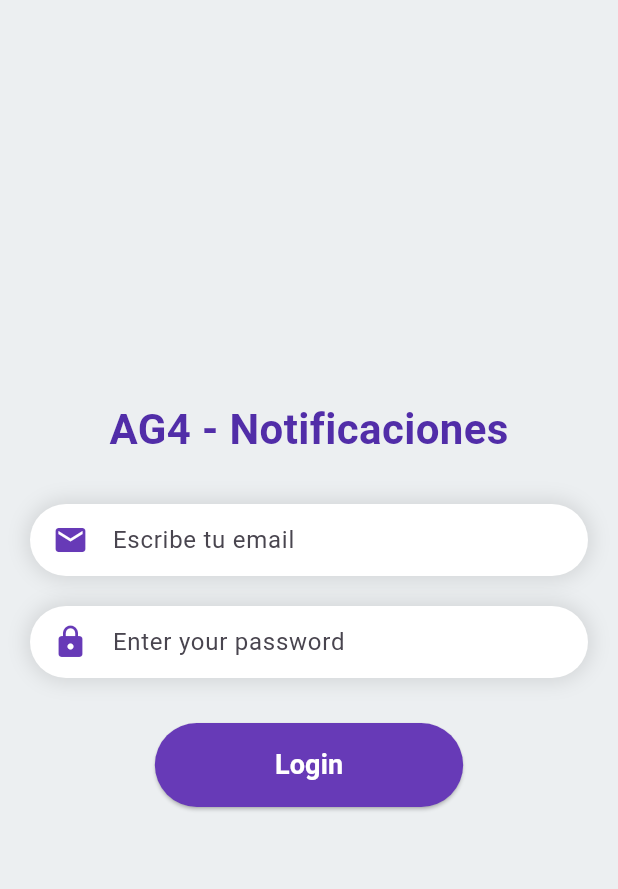
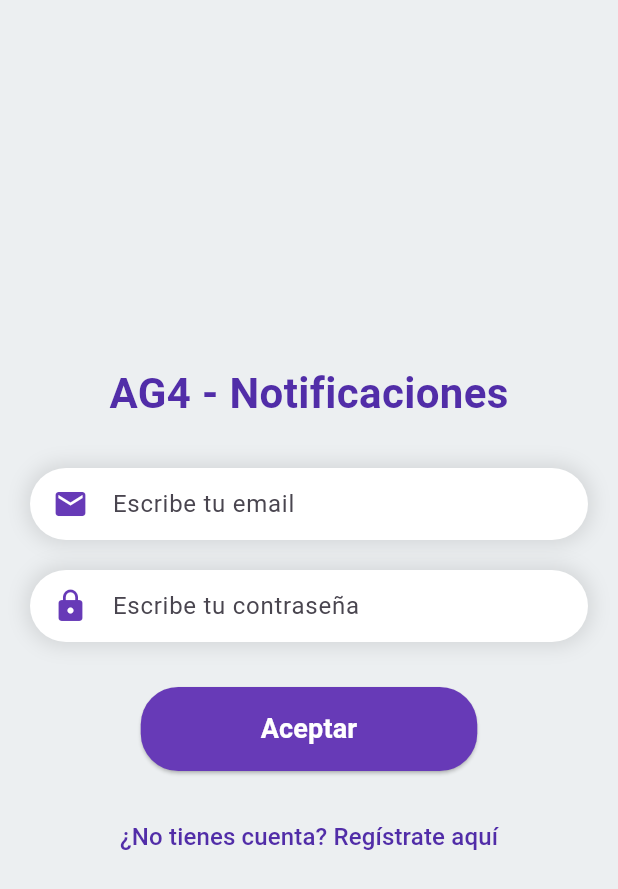
Before and after one commit to DanielCrHdez24/ag4_dma_eq1, a Flutter app: the screen it shows after launch, on a phone screen of 412 x 824 dp. Shown: the top 889 px of the screen. Run offline on Flutter 3.47's test engine with Material 3 defaults, Android fonts, the phone set to English and light mode, and no system bars; our stand-ins replace cloud_firestore, firebase_auth, firebase_core, firebase_messaging, fluttertoast; accounts and stored records are empty.

Commit message:
Update LoginScreen.dart
Se agregó la opción para registrarse

```diff
--- a/lib/LoginScreen.dart
+++ b/lib/LoginScreen.dart
@@ -4,6 +4,7 @@ import 'package:firebase_messaging/firebase_messaging.dart';
 import 'package:flutter/material.dart';
 import 'package:fluttertoast/fluttertoast.dart';
 import 'homScreem.dart';
+import 'Registro.dart'; // Asegúrate de importar la pantalla de registro
 
 class LoginScreen extends StatefulWidget {
   const LoginScreen({super.key});
@@ -71,17 +72,17 @@ class _LoginScreenState extends State<LoginScreen> {
           msg: "Error: $e",
           toastLength: Toast.LENGTH_LONG,
           gravity: ToastGravity.CENTER,
-          backgroundColor: Colors.black87,
+          backgroundColor: Colors.red,
           textColor: Colors.white,
           fontSize: 16.0,
         );
       }
     } else {
       Fluttertoast.showToast(
-        msg: "Provide email and password",
+        msg: "Ingresa correo y contraseña",
         toastLength: Toast.LENGTH_SHORT,
         gravity: ToastGravity.CENTER,
-        backgroundColor: Colors.black87,
+        backgroundColor: Colors.red,
         textColor: Colors.white,
         fontSize: 16.0,
       );
@@ -115,7 +116,7 @@ class _LoginScreenState extends State<LoginScreen> {
                 Container(
                   padding: EdgeInsets.symmetric(horizontal: 15.0),
                   decoration: BoxDecoration(
-                    borderRadius: BorderRadius.circular(30),
+                    borderRadius: BorderRadius.circular(25),
                     color: Colors.white,
                     boxShadow: [
                       BoxShadow(
@@ -142,7 +143,7 @@ class _LoginScreenState extends State<LoginScreen> {
                 Container(
                   padding: EdgeInsets.symmetric(horizontal: 15.0),
                   decoration: BoxDecoration(
-                    borderRadius: BorderRadius.circular(30),
+                    borderRadius: BorderRadius.circular(25),
                     color: Colors.white,
                     boxShadow: [
                       BoxShadow(
@@ -158,7 +159,7 @@ class _LoginScreenState extends State<LoginScreen> {
                     style: TextStyle(color: Colors.black), // Color del texto
                     decoration: InputDecoration(
                       icon: Icon(Icons.lock, color: Colors.deepPurple),
-                      hintText: "Enter your password",
+                      hintText: "Escribe tu contraseña",
                       border: InputBorder.none,
                     ),
                   ),
@@ -172,11 +173,11 @@ class _LoginScreenState extends State<LoginScreen> {
                     padding: EdgeInsets.symmetric(horizontal: 80, vertical: 15),
                     backgroundColor: Colors.deepPurple, // Usando backgroundColor
                     shape: RoundedRectangleBorder(
-                      borderRadius: BorderRadius.circular(30),
+                      borderRadius: BorderRadius.circular(25),
                     ),
                   ),
                   child: Text(
-                    "Login",
+                    "Aceptar",
                     style: TextStyle(
                       fontSize: 18,
                       fontWeight: FontWeight.bold,
@@ -185,6 +186,24 @@ class _LoginScreenState extends State<LoginScreen> {
                   ),
                 ),
                 SizedBox(height: 20),
+
+                // Botón de registro
+                TextButton(
+                  onPressed: () {
+                    // Navegar a la pantalla de registro
+                    Navigator.push(
+                      context,
+                      MaterialPageRoute(builder: (context) => RegistroScreen()),
+                    );
+                  },
+                  child: Text(
+                    "¿No tienes cuenta? Regístrate aquí",
+                    style: TextStyle(
+                      fontSize: 16,
+                      color: Colors.deepPurple[700],
+                    ),
+                  ),
+                ),
               ],
             ),
           ),
```
